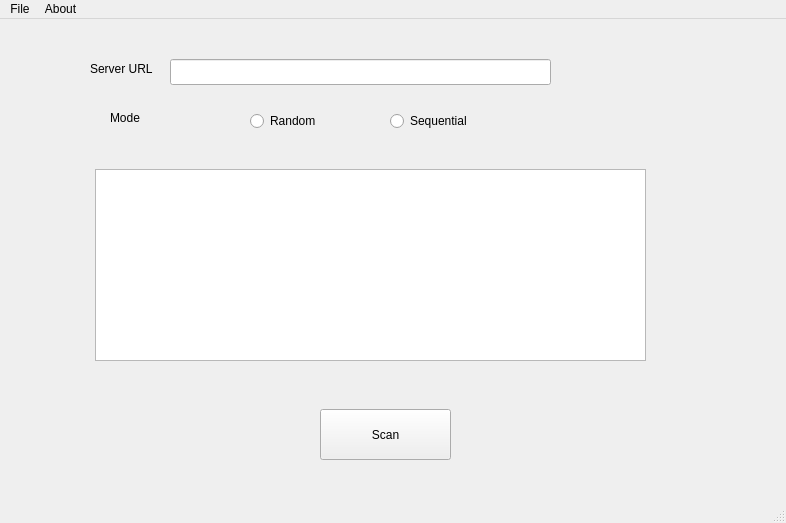
This is interface.ui in dougy147/smac as Qt 5 draws it before an edit. The edited form follows.
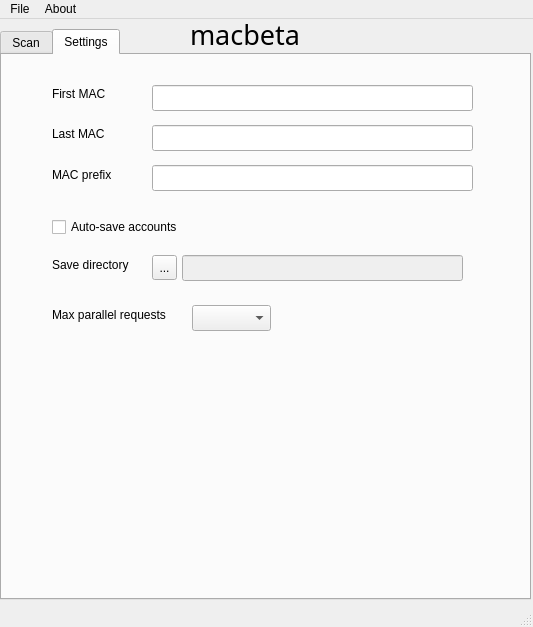
This is the edited form. The open tabs and pages were chosen to show the change.

Commit message: fix GUI crash because of Qt updated from within another thread + add a Settings tab

Diff of the .ui file:
```diff
--- a/interface.ui
+++ b/interface.ui
@@ -6,110 +6,338 @@
    <rect>
     <x>0</x>
     <y>0</y>
-    <width>786</width>
-    <height>523</height>
+    <width>533</width>
+    <height>627</height>
    </rect>
   </property>
   <property name="windowTitle">
    <string>MainWindow</string>
   </property>
   <widget class="QWidget" name="centralwidget">
-   <widget class="QLabel" name="label">
+   <widget class="QTabWidget" name="tabWidget">
     <property name="geometry">
      <rect>
-      <x>90</x>
-      <y>40</y>
-      <width>81</width>
-      <height>20</height>
+      <x>0</x>
+      <y>10</y>
+      <width>531</width>
+      <height>571</height>
      </rect>
     </property>
-    <property name="text">
-     <string>Server URL</string>
+    <property name="autoFillBackground">
+     <bool>false</bool>
     </property>
-   </widget>
-   <widget class="QRadioButton" name="radioButton">
-    <property name="geometry">
-     <rect>
-      <x>250</x>
-      <y>90</y>
-      <width>102</width>
-      <height>24</height>
-     </rect>
+    <property name="tabShape">
+     <enum>QTabWidget::TabShape::Rounded</enum>
     </property>
-    <property name="text">
-     <string>Random</string>
+    <property name="currentIndex">
+     <number>0</number>
     </property>
+    <widget class="QWidget" name="tab">
+     <property name="enabled">
+      <bool>true</bool>
+     </property>
+     <attribute name="title">
+      <string>Scan</string>
+     </attribute>
+     <widget class="QLineEdit" name="server_url">
+      <property name="geometry">
+       <rect>
+        <x>110</x>
+        <y>10</y>
+        <width>381</width>
+        <height>26</height>
+       </rect>
+      </property>
+     </widget>
+     <widget class="QRadioButton" name="radio_button_random">
+      <property name="geometry">
+       <rect>
+        <x>230</x>
+        <y>60</y>
+        <width>102</width>
+        <height>24</height>
+       </rect>
+      </property>
+      <property name="text">
+       <string>Random</string>
+      </property>
+      <property name="checked">
+       <bool>false</bool>
+      </property>
+     </widget>
+     <widget class="QLabel" name="label">
+      <property name="geometry">
+       <rect>
+        <x>30</x>
+        <y>10</y>
+        <width>81</width>
+        <height>20</height>
+       </rect>
+      </property>
+      <property name="text">
+       <string>Server URL</string>
+      </property>
+     </widget>
+     <widget class="QLabel" name="label_2">
+      <property name="geometry">
+       <rect>
+        <x>50</x>
+        <y>60</y>
+        <width>58</width>
+        <height>18</height>
+       </rect>
+      </property>
+      <property name="font">
+       <font>
+        <bold>false</bold>
+       </font>
+      </property>
+      <property name="text">
+       <string>Mode</string>
+      </property>
+     </widget>
+     <widget class="QListView" name="accounts_listview">
+      <property name="geometry">
+       <rect>
+        <x>50</x>
+        <y>170</y>
+        <width>421</width>
+        <height>171</height>
+       </rect>
+      </property>
+     </widget>
+     <widget class="QPushButton" name="pushButton">
+      <property name="geometry">
+       <rect>
+        <x>180</x>
+        <y>370</y>
+        <width>131</width>
+        <height>51</height>
+       </rect>
+      </property>
+      <property name="text">
+       <string>Start</string>
+      </property>
+     </widget>
+     <widget class="QRadioButton" name="radio_button_sequential">
+      <property name="geometry">
+       <rect>
+        <x>110</x>
+        <y>60</y>
+        <width>102</width>
+        <height>24</height>
+       </rect>
+      </property>
+      <property name="autoFillBackground">
+       <bool>false</bool>
+      </property>
+      <property name="text">
+       <string>Sequential</string>
+      </property>
+      <property name="checked">
+       <bool>true</bool>
+      </property>
+     </widget>
+     <widget class="QPushButton" name="button_reset_to_first_mac">
+      <property name="geometry">
+       <rect>
+        <x>270</x>
+        <y>110</y>
+        <width>80</width>
+        <height>26</height>
+       </rect>
+      </property>
+      <property name="text">
+       <string>Reset</string>
+      </property>
+     </widget>
+     <widget class="QLineEdit" name="label_mac">
+      <property name="enabled">
+       <bool>false</bool>
+      </property>
+      <property name="geometry">
+       <rect>
+        <x>90</x>
+        <y>110</y>
+        <width>161</width>
+        <height>26</height>
+       </rect>
+      </property>
+     </widget>
+    </widget>
+    <widget class="QWidget" name="tab_2">
+     <attribute name="title">
+      <string>Settings</string>
+     </attribute>
+     <widget class="QLineEdit" name="settings_first_mac">
+      <property name="geometry">
+       <rect>
+        <x>150</x>
+        <y>30</y>
+        <width>321</width>
+        <height>26</height>
+       </rect>
+      </property>
+     </widget>
+     <widget class="QLabel" name="label_6">
+      <property name="geometry">
+       <rect>
+        <x>50</x>
+        <y>30</y>
+        <width>58</width>
+        <height>18</height>
+       </rect>
+      </property>
+      <property name="text">
+       <string>First MAC</string>
+      </property>
+     </widget>
+     <widget class="QLabel" name="label_7">
+      <property name="geometry">
+       <rect>
+        <x>50</x>
+        <y>70</y>
+        <width>58</width>
+        <height>18</height>
+       </rect>
+      </property>
+      <property name="text">
+       <string>Last MAC</string>
+      </property>
+     </widget>
+     <widget class="QLineEdit" name="settings_last_mac">
+      <property name="geometry">
+       <rect>
+        <x>150</x>
+        <y>70</y>
+        <width>321</width>
+        <height>26</height>
+       </rect>
+      </property>
+     </widget>
+     <widget class="QLabel" name="label_9">
+      <property name="geometry">
+       <rect>
+        <x>50</x>
+        <y>110</y>
+        <width>71</width>
+        <height>20</height>
+       </rect>
+      </property>
+      <property name="text">
+       <string>MAC prefix</string>
+      </property>
+     </widget>
+     <widget class="QLineEdit" name="settings_mac_prefix">
+      <property name="geometry">
+       <rect>
+        <x>150</x>
+        <y>110</y>
+        <width>321</width>
+        <height>26</height>
+       </rect>
+      </property>
+     </widget>
+     <widget class="QCheckBox" name="settings_autosave_checkbox">
+      <property name="geometry">
+       <rect>
+        <x>50</x>
+        <y>160</y>
+        <width>141</width>
+        <height>24</height>
+       </rect>
+      </property>
+      <property name="text">
+       <string>Auto-save accounts</string>
+      </property>
+     </widget>
+     <widget class="QComboBox" name="thread_combobox">
+      <property name="geometry">
+       <rect>
+        <x>190</x>
+        <y>250</y>
+        <width>79</width>
+        <height>26</height>
+       </rect>
+      </property>
+     </widget>
+     <widget class="QLabel" name="label_10">
+      <property name="geometry">
+       <rect>
+        <x>50</x>
+        <y>250</y>
+        <width>131</width>
+        <height>20</height>
+       </rect>
+      </property>
+      <property name="text">
+       <string>Max parallel requests</string>
+      </property>
+     </widget>
+     <widget class="QLineEdit" name="settings_save_dir">
+      <property name="enabled">
+       <bool>false</bool>
+      </property>
+      <property name="geometry">
+       <rect>
+        <x>180</x>
+        <y>200</y>
+        <width>281</width>
+        <height>26</height>
+       </rect>
+      </property>
+      <property name="font">
+       <font>
+        <bold>true</bold>
+       </font>
+      </property>
+     </widget>
+     <widget class="QLabel" name="label_11">
+      <property name="geometry">
+       <rect>
+        <x>50</x>
+        <y>200</y>
+        <width>91</width>
+        <height>20</height>
+       </rect>
+      </property>
+      <property name="text">
+       <string>Save directory</string>
+      </property>
+     </widget>
+     <widget class="QToolButton" name="settings_select_dir_toolbutton">
+      <property name="geometry">
+       <rect>
+        <x>150</x>
+        <y>200</y>
+        <width>25</width>
+        <height>25</height>
+       </rect>
+      </property>
+      <property name="text">
+       <string>...</string>
+      </property>
+     </widget>
+    </widget>
    </widget>
-   <widget class="QRadioButton" name="radioButton_2">
+   <widget class="QLabel" name="label_3">
     <property name="geometry">
      <rect>
-      <x>390</x>
-      <y>90</y>
-      <width>102</width>
-      <height>24</height>
+      <x>190</x>
+      <y>0</y>
+      <width>121</width>
+      <height>31</height>
      </rect>
     </property>
-    <property name="text">
-     <string>Sequential</string>
+    <property name="font">
+     <font>
+      <family>Adwaita Mono</family>
+      <pointsize>20</pointsize>
+      <bold>false</bold>
+     </font>
     </property>
-   </widget>
-   <widget class="QLabel" name="label_2">
-    <property name="geometry">
-     <rect>
-      <x>110</x>
-      <y>90</y>
-      <width>58</width>
-      <height>18</height>
-     </rect>
-    </property>
     <property name="text">
-     <string>Mode</string>
-    </property>
-   </widget>
-   <widget class="QLabel" name="label_mac">
-    <property name="geometry">
-     <rect>
-      <x>260</x>
-      <y>140</y>
-      <width>211</width>
-      <height>20</height>
-     </rect>
-    </property>
-    <property name="text">
-     <string/>
-    </property>
-   </widget>
-   <widget class="QPushButton" name="pushButton">
-    <property name="geometry">
-     <rect>
-      <x>320</x>
-      <y>390</y>
-      <width>131</width>
-      <height>51</height>
-     </rect>
-    </property>
-    <property name="text">
-     <string>Scan</string>
-    </property>
-   </widget>
-   <widget class="QListView" name="listView">
-    <property name="geometry">
-     <rect>
-      <x>95</x>
-      <y>150</y>
-      <width>551</width>
-      <height>192</height>
-     </rect>
-    </property>
-   </widget>
-   <widget class="QLineEdit" name="lineEdit">
-    <property name="geometry">
-     <rect>
-      <x>170</x>
-      <y>40</y>
-      <width>381</width>
-      <height>26</height>
-     </rect>
+     <string>macbeta</string>
     </property>
    </widget>
   </widget>
@@ -118,8 +346,8 @@
     <rect>
      <x>0</x>
      <y>0</y>
-     <width>786</width>
-     <height>23</height>
+     <width>533</width>
+     <height>22</height>
     </rect>
    </property>
    <widget class="QMenu" name="menuFile">
```
Left out of the diff: 5 changed lines with no effect on the pictures. The commit also changes 2 other files.
